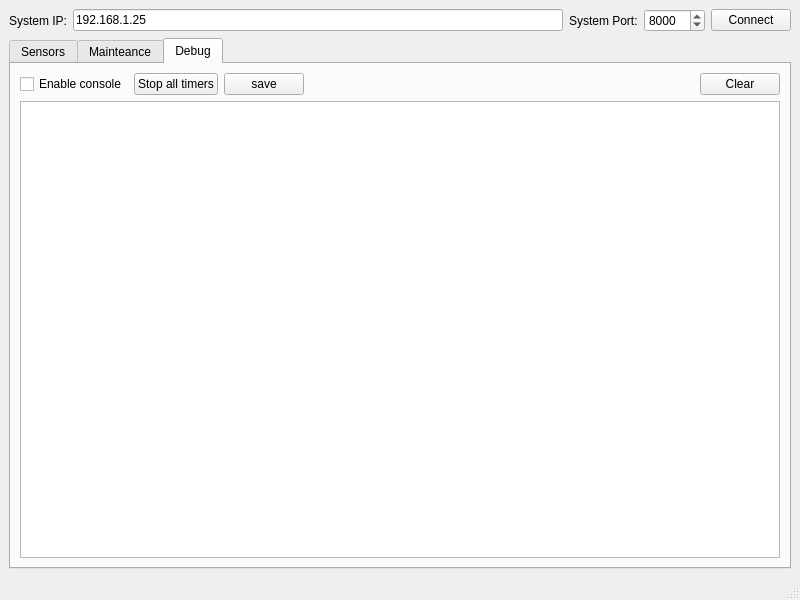
Old version of the form mainwindow.ui in the repository DominikKamykowski/ServiceApplicationRPi.
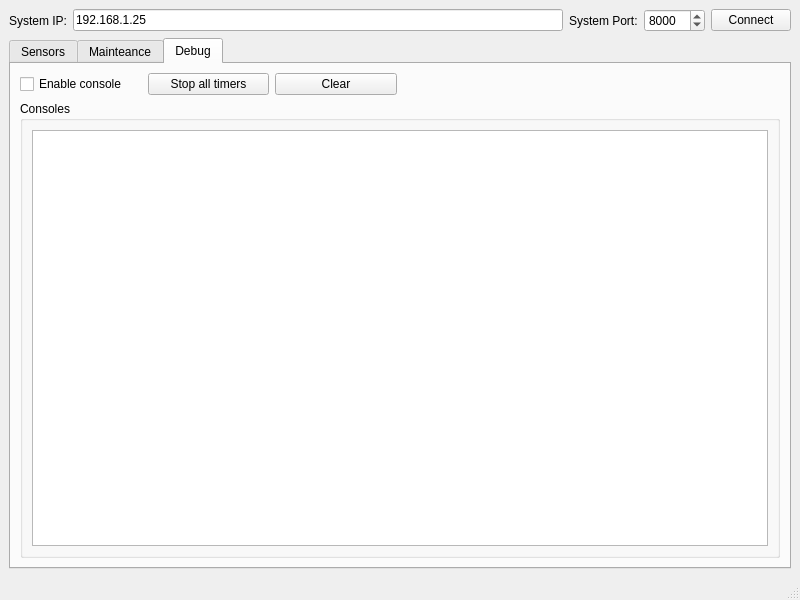
New version of the form.

```diff
--- a/mainwindow.ui
+++ b/mainwindow.ui
@@ -1138,6 +1138,26 @@
         <string>Debug</string>
        </attribute>
        <layout class="QGridLayout" name="gridLayout_13">
+        <item row="0" column="2">
+         <widget class="QPushButton" name="pbClearDebugConsole">
+          <property name="text">
+           <string>Clear</string>
+          </property>
+         </widget>
+        </item>
+        <item row="0" column="3" colspan="3">
+         <spacer name="horizontalSpacer_8">
+          <property name="orientation">
+           <enum>Qt::Horizontal</enum>
+          </property>
+          <property name="sizeHint" stdset="0">
+           <size>
+            <width>40</width>
+            <height>20</height>
+           </size>
+          </property>
+         </spacer>
+        </item>
         <item row="0" column="0">
          <widget class="QCheckBox" name="cbDebugConsoleEnable">
           <property name="text">
@@ -1152,41 +1172,23 @@
           </property>
          </widget>
         </item>
-        <item row="0" column="2">
-         <widget class="QPushButton" name="pbSave">
-          <property name="text">
-           <string>save</string>
+        <item row="2" column="0" colspan="6">
+         <widget class="QGroupBox" name="groupBox_4">
+          <property name="title">
+           <string>Consoles</string>
           </property>
-         </widget>
-        </item>
-        <item row="0" column="3">
-         <spacer name="horizontalSpacer_8">
-          <property name="orientation">
-           <enum>Qt::Horizontal</enum>
-          </property>
-          <property name="sizeHint" stdset="0">
-           <size>
-            <width>40</width>
-            <height>20</height>
-           </size>
-          </property>
-         </spacer>
-        </item>
-        <item row="0" column="4">
-         <widget class="QPushButton" name="pbClearDebugConsole">
-          <property name="text">
-           <string>Clear</string>
-          </property>
-         </widget>
-        </item>
-        <item row="1" column="0" colspan="5">
-         <widget class="QTextEdit" name="teDebug">
-          <property name="readOnly">
-           <bool>true</bool>
-          </property>
-          <property name="overwriteMode">
-           <bool>true</bool>
-          </property>
+          <layout class="QGridLayout" name="gridLayout_14">
+           <item row="0" column="0">
+            <widget class="QTextEdit" name="teDebug">
+             <property name="readOnly">
+              <bool>true</bool>
+             </property>
+             <property name="overwriteMode">
+              <bool>true</bool>
+             </property>
+            </widget>
+           </item>
+          </layout>
          </widget>
         </item>
        </layout>
```
Left out of the diff: 56 changed lines with no effect on the pictures.
